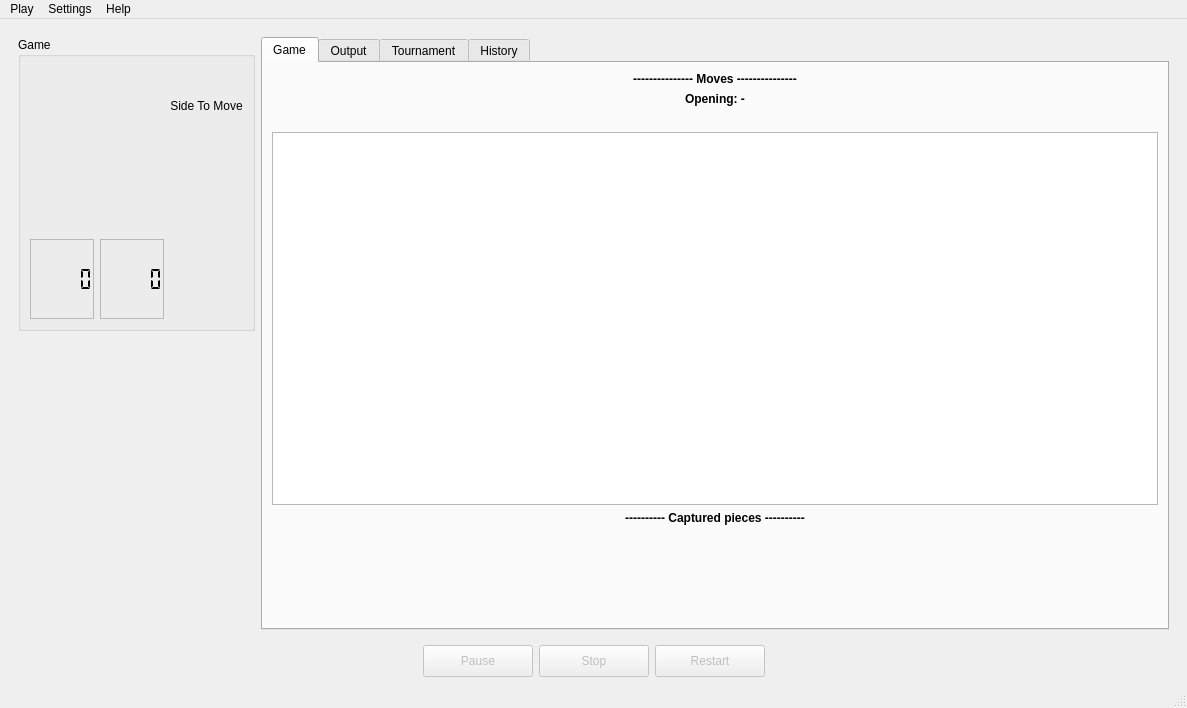
Old version of the form app/mainwindow.ui in the repository neluj/Xake.
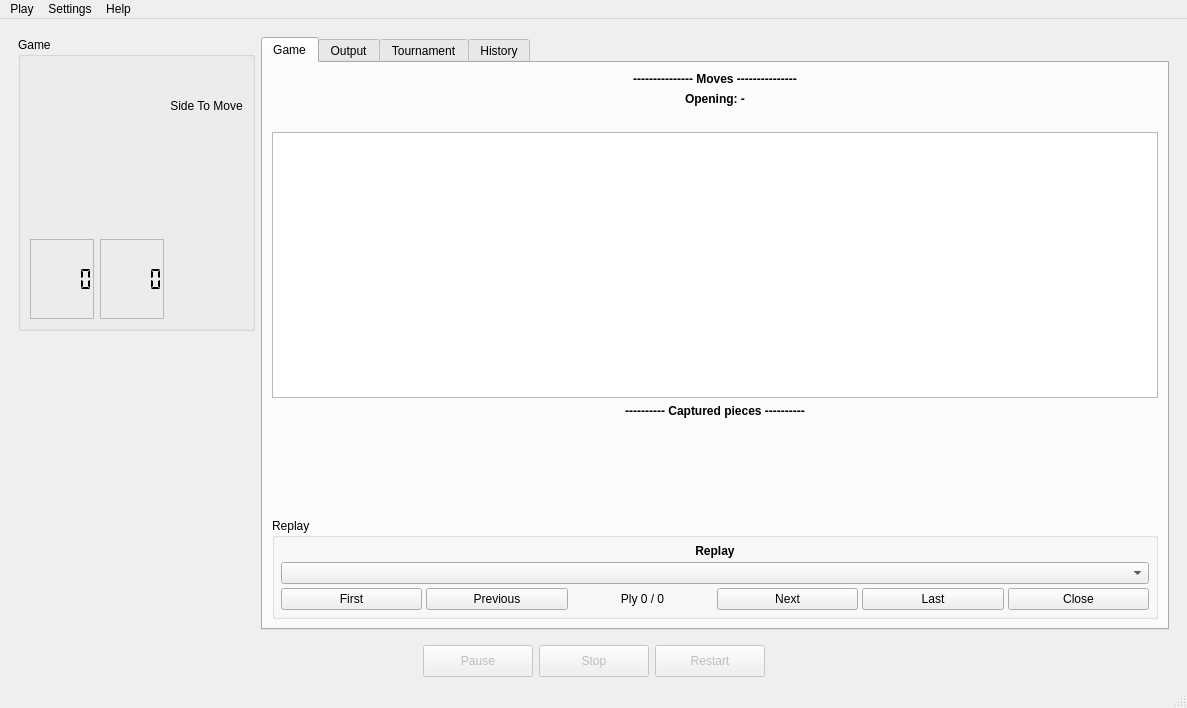
New version of the form. Custom widgets are drawn as their Qt base class.

Commit message: Add game and tournament replay

Diff of the .ui file:
```diff
--- a/app/mainwindow.ui
+++ b/app/mainwindow.ui
@@ -220,6 +220,131 @@
              </property>
             </widget>
            </item>
+           <item>
+            <widget class="QGroupBox" name="replayPanel">
+             <property name="visible">
+              <bool>false</bool>
+             </property>
+             <property name="title">
+              <string>Replay</string>
+             </property>
+             <layout class="QVBoxLayout" name="replayPanelLayout">
+              <property name="leftMargin">
+               <number>6</number>
+              </property>
+              <property name="topMargin">
+               <number>6</number>
+              </property>
+              <property name="rightMargin">
+               <number>6</number>
+              </property>
+              <property name="bottomMargin">
+               <number>6</number>
+              </property>
+              <property name="spacing">
+               <number>4</number>
+              </property>
+              <item>
+               <widget class="QLabel" name="labelReplayTitle">
+                <property name="font">
+                 <font>
+                  <bold>true</bold>
+                 </font>
+                </property>
+                <property name="text">
+                 <string>Replay</string>
+                </property>
+                <property name="alignment">
+                 <set>Qt::AlignCenter</set>
+                </property>
+                <property name="wordWrap">
+                 <bool>true</bool>
+                </property>
+               </widget>
+              </item>
+              <item>
+               <widget class="QComboBox" name="replayGameCombo">
+                <property name="toolTip">
+                 <string>Select a game from the loaded tournament or PGN</string>
+                </property>
+               </widget>
+              </item>
+              <item>
+               <layout class="QHBoxLayout" name="replayNavigationLayout">
+                <property name="spacing">
+                 <number>4</number>
+                </property>
+                <item>
+                 <widget class="QPushButton" name="replayFirstButton">
+                  <property name="text">
+                   <string>First</string>
+                  </property>
+                  <property name="toolTip">
+                   <string>Go to the initial position</string>
+                  </property>
+                 </widget>
+                </item>
+                <item>
+                 <widget class="QPushButton" name="replayPreviousButton">
+                  <property name="text">
+                   <string>Previous</string>
+                  </property>
+                  <property name="toolTip">
+                   <string>Go back one move</string>
+                  </property>
+                 </widget>
+                </item>
+                <item>
+                 <widget class="QLabel" name="labelReplayProgress">
+                  <property name="minimumSize">
+                   <size>
+                    <width>75</width>
+                    <height>0</height>
+                   </size>
+                  </property>
+                  <property name="text">
+                   <string>Ply 0 / 0</string>
+                  </property>
+                  <property name="alignment">
+                   <set>Qt::AlignCenter</set>
+                  </property>
+                 </widget>
+                </item>
+                <item>
+                 <widget class="QPushButton" name="replayNextButton">
+                  <property name="text">
+                   <string>Next</string>
+                  </property>
+                  <property name="toolTip">
+                   <string>Advance one move</string>
+                  </property>
+                 </widget>
+                </item>
+                <item>
+                 <widget class="QPushButton" name="replayLastButton">
+                  <property name="text">
+                   <string>Last</string>
+                  </property>
+                  <property name="toolTip">
+                   <string>Go to the final position</string>
+                  </property>
+                 </widget>
+                </item>
+                <item>
+                 <widget class="QPushButton" name="replayCloseButton">
+                  <property name="text">
+                   <string>Close</string>
+                  </property>
+                  <property name="toolTip">
+                   <string>Close replay mode</string>
+                  </property>
+                 </widget>
+                </item>
+               </layout>
+              </item>
+             </layout>
+            </widget>
+           </item>
           </layout>
          </widget>
          <widget class="QWidget" name="tabOutput">
```
Left out of the diff: 26 changed lines with no effect on the pictures. The commit also changes 28 other files.
